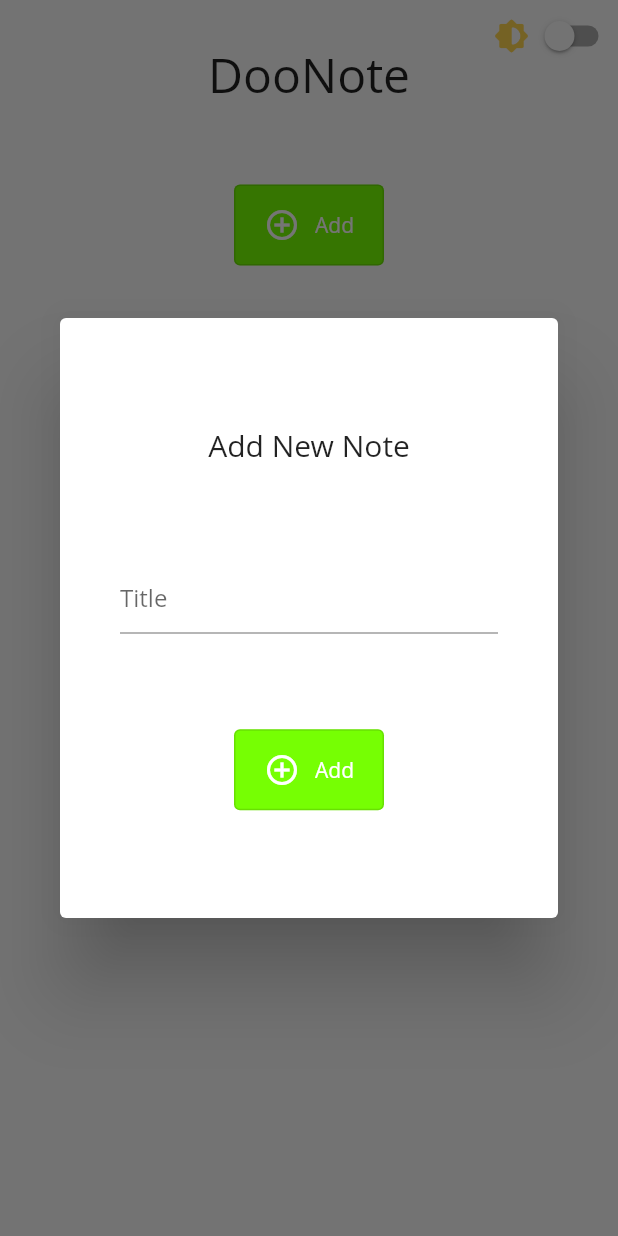
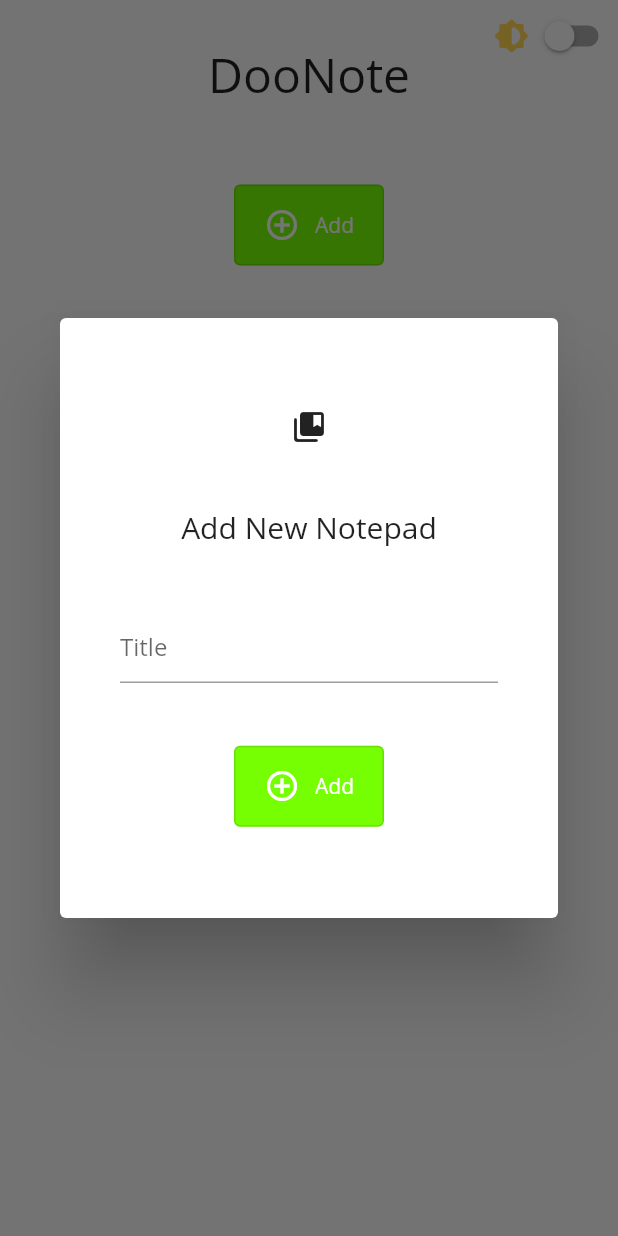
Before and after one commit to Kaliham/doonote, a Flutter app: the screen it shows after launch, after a tap on "Add", on a phone screen of 412 x 824 dp. Run offline on Flutter 3.47's test engine with Material 2 defaults, Android fonts, the light colour scheme and no system bars; our stand-ins replace bloc, flutter_bloc, hive, hive_flutter; missing offline and left inert: bidirectional_scroll_view; accounts and stored records are empty; generated files the repository leaves out were written again; Roboto replaces fonts that are missing (Open Sans).

Commit message:
add notepad list and notes list

```diff
--- a/lib/constants/route_constants.dart
+++ b/lib/constants/route_constants.dart
@@ -1,3 +1,4 @@
 const String homeRoute = "/";
 const String drawRoute = "/draw";
 const String settingsRoute = "/settings";
+const String notepadRoute = "/notepad";
--- a/lib/main.dart
+++ b/lib/main.dart
@@ -1,4 +1,6 @@
 import 'package:desktop_window/desktop_window.dart';
+import 'package:doonote/model/notepad.dart';
+import 'package:doonote/view/screen/notepad_screen.dart';
 import 'package:flutter/foundation.dart';
 import 'package:flutter_bloc/flutter_bloc.dart';
 import 'package:doonote/bloc/cubit/draw_cubit.dart';
@@ -27,6 +29,7 @@ void main() async {
 
   Hive.registerAdapter(ColoredPathAdapter());
   Hive.registerAdapter(SketchAdapter());
+  Hive.registerAdapter(NotepadAdapter());
   runApp(DrawApp());
 }
 
@@ -43,6 +46,9 @@ class DrawApp extends StatelessWidget {
         ),
       ],
       child: HiveBoxLoader(
+          boxName: notepadIdsBoxName,
+          builder: (context, snapshot) {
+            return HiveBoxLoader(
                 boxName: idBox,
                 builder: (context, snapshot) {
                   return HiveBoxLoader(
@@ -51,11 +57,13 @@ class DrawApp extends StatelessWidget {
                         return ValueListenableBuilder(
                           valueListenable: Hive.box(darkModeBox).listenable(),
                           builder: (context, box, widget) {
-                      bool darkMode = box.get('darkMode', defaultValue: false);
+                            bool darkMode =
+                                box.get('darkMode', defaultValue: false);
                             return MaterialApp(
                               title: 'Hive doonote',
                               debugShowCheckedModeBanner: false,
-                        themeMode: darkMode ? ThemeMode.dark : ThemeMode.light,
+                              themeMode:
+                                  darkMode ? ThemeMode.dark : ThemeMode.light,
                               theme: ThemeData(
                                 primarySwatch: Colors.blue,
                                 fontFamily: 'OpenSans',
@@ -67,6 +75,7 @@ class DrawApp extends StatelessWidget {
                             );
                           },
                         );
+                      });
                 });
           }),
     );
@@ -81,5 +90,13 @@ class DrawApp extends StatelessWidget {
         );
       });
     }
+    if (settings.name == notepadRoute) {
+      final args = settings.arguments as Notepad;
+      return MaterialPageRoute(builder: (context) {
+        return NotepadScreen(
+          args,
+        );
+      });
     }
   }
+}
--- /dev/null
+++ b/lib/model/notepad.dart
@@ -0,0 +1,16 @@
+import 'package:hive/hive.dart';
+
+part 'notepad.g.dart';
+
+const notepadBoxName = "notepad";
+const notepadIdsBoxName = "notepadIds";
+
+@HiveType(typeId: 1)
+class Notepad extends HiveObject {
+  @HiveField(0)
+  String id;
+  @HiveField(1)
+  String title;
+  @HiveField(2)
+  int order;
+}
--- a/lib/view/screen/drawing_screen.dart
+++ b/lib/view/screen/drawing_screen.dart
@@ -95,10 +95,7 @@ class _DrawingScreenState extends State<DrawingScreen> {
       margin: EdgeInsets.only(top: 30),
       child: AddButton(
         onPressed: () {
-          AddPopup.show(
-            context,
-            addPopupOnAccept,
-          );
+          AddPopup.show(context, addPopupOnAccept, false);
         },
       ),
     );
--- a/lib/view/screen/home_screen.dart
+++ b/lib/view/screen/home_screen.dart
@@ -1,3 +1,5 @@
+import 'package:doonote/model/notepad.dart';
+import 'package:doonote/view/widget/list/notepad_item.dart';
 import 'package:flutter/material.dart';
 import 'package:hive/hive.dart';
 import 'package:hive_flutter/hive_flutter.dart';
@@ -19,7 +21,7 @@ class HomeScreen extends StatelessWidget {
           _buildAdd(context),
           Expanded(
             child: FutureBuilder(
-              future: Hive.openBox<Sketch>(sketchBoxName),
+              future: Hive.openBox<Notepad>(notepadBoxName),
               builder: (context, snapshot) {
                 if (snapshot.connectionState == ConnectionState.done) {
                   if (snapshot.error != null) {
@@ -57,7 +59,6 @@ class HomeScreen extends StatelessWidget {
           child: Text(
             "DooNote",
             style: TextStyle(
-              fontFamily: "Open Sans",
               fontSize: 32,
             ),
           ),
@@ -81,7 +82,7 @@ class HomeScreen extends StatelessWidget {
               AddPopup.show(context, (string) {
                 Navigator.pop(context);
                 print("done");
-              });
+              }, true);
             },
           ),
         ),
@@ -90,21 +91,21 @@ class HomeScreen extends StatelessWidget {
   }
 
   Widget _buildContent(BuildContext context) {
-    Box<Sketch> box = Hive.box<Sketch>(sketchBoxName);
+    Box<Notepad> box = Hive.box<Notepad>(notepadBoxName);
     return Container(
       child: ValueListenableBuilder(
         valueListenable: box.listenable(),
-        builder: (context, Box<Sketch> value, child) {
+        builder: (context, Box<Notepad> value, child) {
           print(value.values);
-          List<Sketch> sketchs = value.values.toList().reversed.toList();
+          List<Notepad> notepads = value.values.toList().reversed.toList();
           List<dynamic> keys = value.keys.toList().reversed.toList();
           return Container(
             width: 600,
             child: ListView.builder(
-              itemCount: sketchs.length,
+              itemCount: notepads.length,
               itemBuilder: (context, index) {
-                return NoteItem(
-                  sketch: sketchs[index],
+                return NotepadItem(
+                  notepad: notepads[index],
                   index: index,
                   boxKey: keys[index],
                 );
--- a/lib/view/screen/settings_screen.dart
+++ b/lib/view/screen/settings_screen.dart
@@ -15,7 +15,6 @@ class SettingsScreen extends StatelessWidget {
       topTitle: Text(
         "Settings",
         style: TextStyle(
-          fontFamily: "Open Sans",
           fontSize: 20,
         ),
       ),
--- a/lib/view/widget/list/settings_item.dart
+++ b/lib/view/widget/list/settings_item.dart
@@ -9,7 +9,6 @@ class SettingsItem extends StatelessWidget {
   final dynamic boxKey;
 
   TextStyle get style => TextStyle(
-        fontFamily: "Open Sans",
         fontSize: 20,
       );
 
--- a/lib/view/widget/popup/add_popup.dart
+++ b/lib/view/widget/popup/add_popup.dart
@@ -1,3 +1,4 @@
+import 'package:doonote/model/notepad.dart';
 import 'package:flutter/material.dart';
 import 'package:hive/hive.dart';
 import 'package:doonote/main.dart';
@@ -5,8 +6,9 @@ import 'package:doonote/model/sketch.dart';
 import 'package:doonote/view/widget/button/add_button.dart';
 
 class AddPopup {
-  static void show(BuildContext context, Function onAccept) {
-    Box idBoxObj = Hive.box(idBox);
+  static void show(BuildContext context, Function onAccept, bool isNotepad,
+      [String sketchBoxId]) {
+    Box idBoxObj = isNotepad ? Hive.box(notepadIdsBoxName) : Hive.box(idBox);
     TextEditingController controller = new TextEditingController();
     showDialog(
       context: context,
@@ -18,11 +20,15 @@ class AddPopup {
           child: Column(
             mainAxisAlignment: MainAxisAlignment.spaceAround,
             children: [
+              isNotepad
+                  ? Center(
+                      child: Icon(Icons.collections_bookmark_rounded),
+                    )
+                  : Center(child: Icon(Icons.color_lens_rounded)),
               Container(
                 child: Text(
-                  "Add New Note",
+                  (isNotepad) ? "Add New Notepad" : "Add New Note",
                   style: TextStyle(
-                    fontFamily: "Open Sans",
                     fontSize: 20,
                   ),
                 ),
@@ -31,13 +37,14 @@ class AddPopup {
                 child: TextField(
                   decoration: InputDecoration(hintText: "Title"),
                   controller: controller,
-                  onSubmitted: (text) => onPressed(onAccept, idBoxObj, text),
+                  onSubmitted: (text) => onPressed(
+                      onAccept, idBoxObj, text, isNotepad, sketchBoxId),
                 ),
               ),
               Container(
                 child: AddButton(
-                  onPressed: () =>
-                      onPressed(onAccept, idBoxObj, controller.text),
+                  onPressed: () => onPressed(onAccept, idBoxObj,
+                      controller.text, isNotepad, sketchBoxId),
                 ),
               ),
             ],
@@ -47,19 +54,37 @@ class AddPopup {
     );
   }
 
-  static void onPressed(Function onAccept, Box idBoxObj, String title) {
+  static void onPressed(
+      Function onAccept, Box idBoxObj, String title, bool isNotepad,
+      [String sketchBoxId]) {
     int id = (idBoxObj.get("id", defaultValue: 0) as int) + 1;
-    addNewSketch(idBoxObj, title, id);
-    onAccept("sketch" + id.toString());
+    if (isNotepad) {
+      addNewNotepad(idBoxObj, title, id);
+    } else {
+      addNewSketch(idBoxObj, title, id, sketchBoxId);
+    }
+    onAccept((isNotepad ? "notepad" : "sketch") + id.toString());
   }
 
-  static void addNewSketch(Box idBoxObj, String title, int id) {
+  static void addNewSketch(
+      Box idBoxObj, String title, int id, String sketchBoxId) {
     idBoxObj.put("id", id);
-    Hive.box<Sketch>(sketchBoxName).add(
+
+    Hive.box<Sketch>(sketchBoxId).add(
       Sketch()
         ..id = "sketch" + id.toString()
         ..order = 1
         ..title = title,
     );
   }
+
+  static void addNewNotepad(Box idBoxObj, String title, int id) {
+    idBoxObj.put("id", id);
+    Hive.box<Notepad>(notepadBoxName).add(
+      Notepad()
+        ..id = "notepad" + id.toString()
+        ..order = 1
+        ..title = title,
+    );
+  }
 }
--- a/lib/view/widget/top_bar.dart
+++ b/lib/view/widget/top_bar.dart
@@ -12,6 +12,7 @@ class TopBar extends StatelessWidget {
         body,
         BackButton(),
         Row(
+          mainAxisAlignment: MainAxisAlignment.end,
           children: [
             ThemeSwitch(),
           ],
```
Also changed, not shown: lib/view/screen/notepad_screen.dart (added, +123 -0 lines), lib/view/widget/list/note_item.dart (+3 -6 lines), lib/view/widget/list/notepad_item.dart (added, +81 -0 lines), lib/model/notepad.g.dart, 25 other files. Lines whose indentation alone changed are shown as unchanged.
